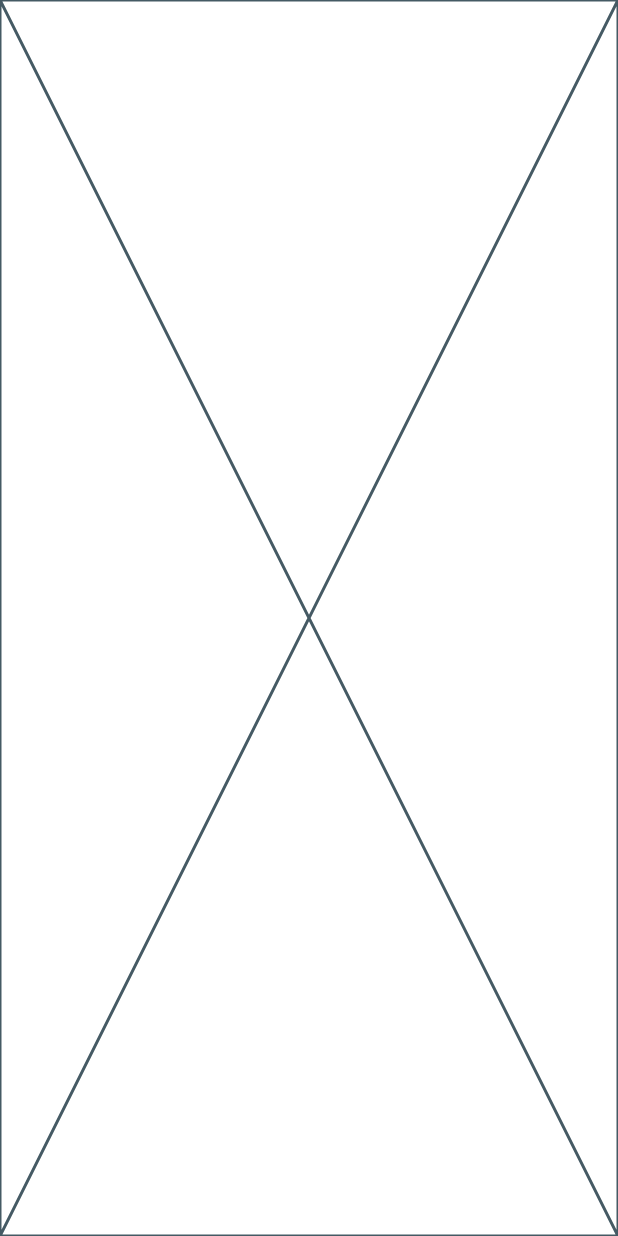
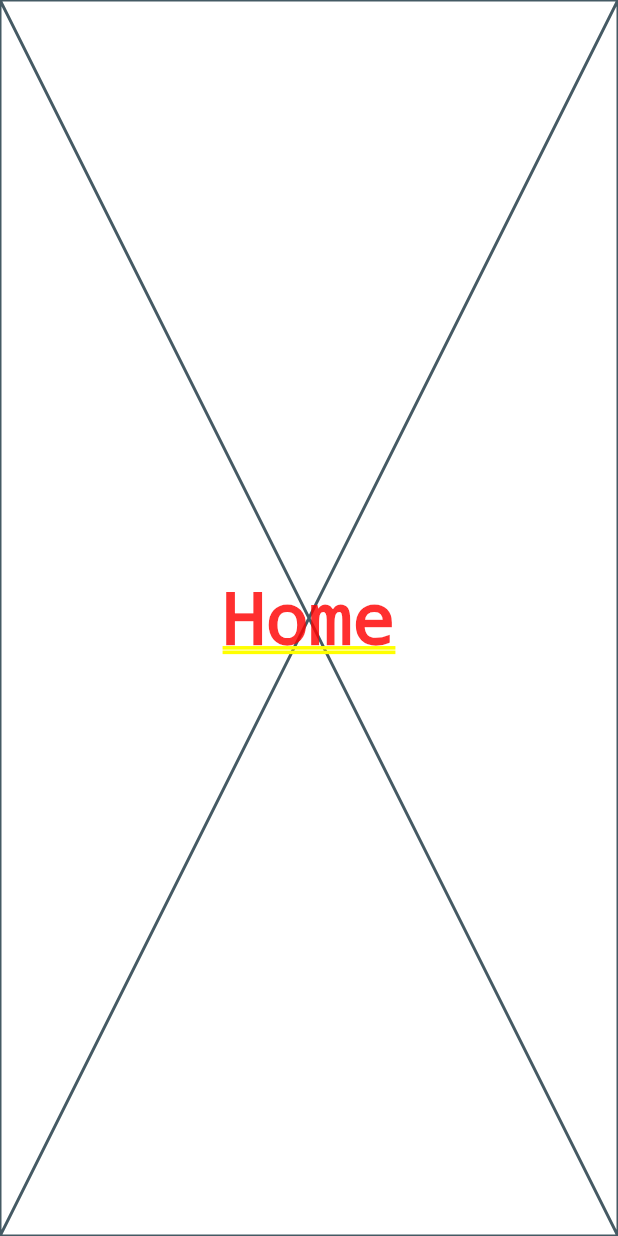
Before and after one commit to Rahul-Sharma-Github/jumbo_foods_app, a Flutter app: the screen it shows after launch, on a phone screen of 412 x 824 dp. Run offline on Flutter 3.47's test engine with Material 3 defaults, Android fonts, the phone set to English and light mode, and no system bars; our stand-ins replace get.

Commit message:
placeholder with child  "Home" text

```diff
--- a/lib/app/features/users_panel/home/presentation/pages/home_page.dart
+++ b/lib/app/features/users_panel/home/presentation/pages/home_page.dart
@@ -5,6 +5,10 @@ class HomePage extends StatelessWidget {
 
   @override
   Widget build(BuildContext context) {
-    return const Placeholder();
+    return const Placeholder(
+      child: Center(
+        child: Text('Home'),
+      ),
+    );
   }
 }
```
